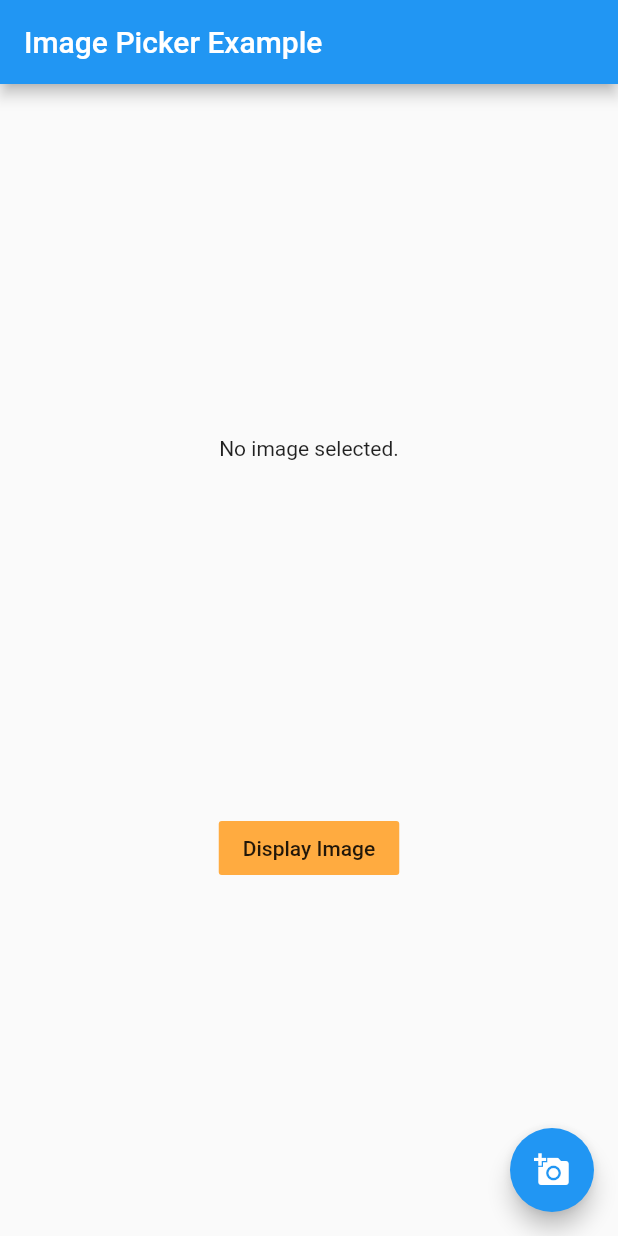
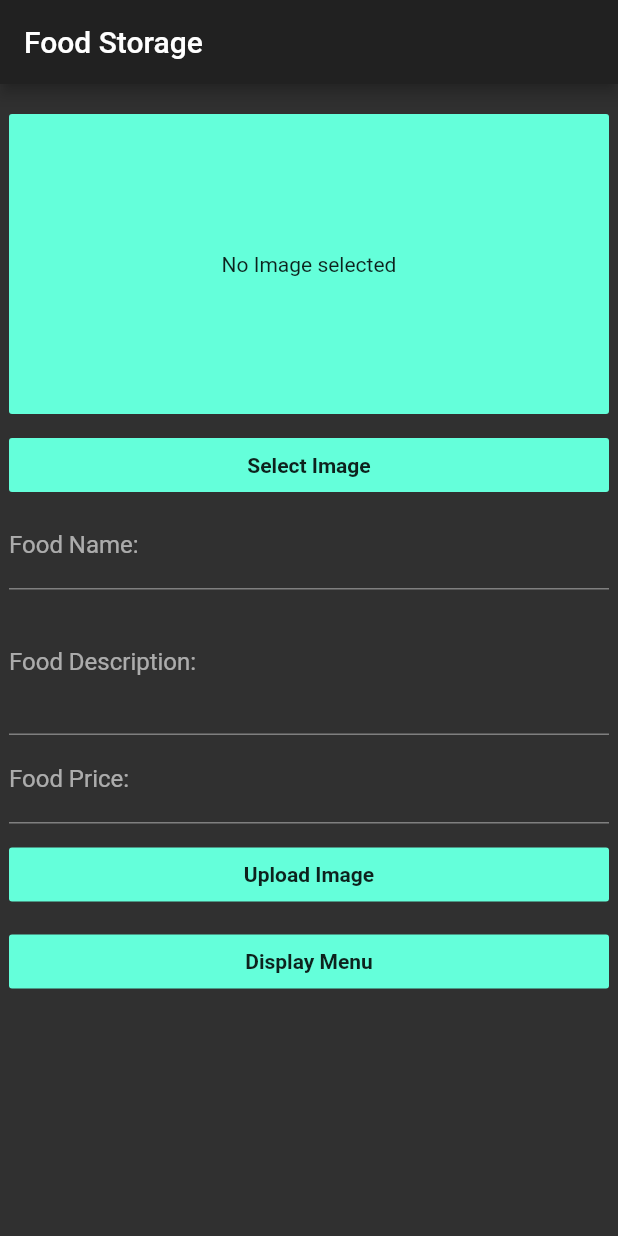
Before and after one commit to Julian-Hofmeister/flutter_picture_stream_test, a Flutter app: the screen it shows after launch, on a phone screen of 412 x 824 dp. Run offline on Flutter 3.47's test engine with Material 2 defaults, Android fonts, the phone set to English and light mode, and no system bars; our stand-ins replace cloud_firestore, firebase_core, firebase_storage, image_picker; missing offline and left inert: network_to_file_image; accounts and stored records are empty.

Commit message:
Ready to Implement Update 20.12.20

```diff
--- /dev/null
+++ b/lib/classes/food_class.dart
@@ -0,0 +1,15 @@
+class Food {
+  Food({
+    this.name,
+    this.description,
+    this.price,
+    this.image,
+    this.id,
+  });
+
+  String name;
+  String description;
+  String price;
+  String image;
+  String id;
+}
--- a/lib/main.dart
+++ b/lib/main.dart
@@ -1,9 +1,15 @@
+import 'dart:io';
+
 import 'package:firebase_core/firebase_core.dart';
 import 'package:flutter/material.dart';
-import 'package:flutter_picture_stream_test/pick_image_example.dart';
+import 'package:flutter_picture_stream_test/screens/upload_screen.dart';
+import 'package:path_provider/path_provider.dart';
+
+Directory _appDocsDir;
 
 Future<void> main() async {
   WidgetsFlutterBinding.ensureInitialized();
+  _appDocsDir = await getApplicationDocumentsDirectory();
   await Firebase.initializeApp();
   runApp(MyApp());
 }
@@ -12,7 +18,8 @@ class MyApp extends StatelessWidget {
   @override
   Widget build(BuildContext context) {
     return MaterialApp(
-      home: MyHomePage(),
+      theme: ThemeData.dark().copyWith(accentColor: Colors.tealAccent),
+      home: UploadScreen(),
     );
   }
 }
--- a/lib/pick_image_example.dart
+++ /dev/null
@@ -1,97 +0,0 @@
-import 'dart:io';
-
-import 'package:flutter/material.dart';
-import 'package:flutter_picture_stream_test/cloud_storage_service.dart';
-import 'package:flutter_picture_stream_test/display_image_screen.dart';
-import 'package:image_picker/image_picker.dart';
-
-class MyHomePage extends StatefulWidget {
-  @override
-  _MyHomePageState createState() => _MyHomePageState();
-}
-
-class _MyHomePageState extends State<MyHomePage> {
-  String name;
-  File _image;
-  final picker = ImagePicker();
-  // final ImageSelector _imageSelector = ImageSelector();
-  final CloudStorageService _cloudStorageService = CloudStorageService();
-
-  Future getImage() async {
-    final pickedFile = await picker.getImage(source: ImageSource.gallery);
-
-    setState(() {
-      if (pickedFile != null) {
-        _image = File(pickedFile.path);
-      } else {
-        print('No image selected.');
-      }
-    });
-  }
-
-  @override
-  Widget build(BuildContext context) {
-    return Scaffold(
-      appBar: AppBar(
-        title: Text('Image Picker Example'),
-      ),
-      body: Center(
-        child: _image == null
-            ? Column(
-                mainAxisAlignment: MainAxisAlignment.spaceEvenly,
-                children: [
-                  Text('No image selected.'),
-                  FlatButton(
-                    color: Colors.orangeAccent,
-                    onPressed: () {
-                      Navigator.push(
-                          context,
-                          MaterialPageRoute(
-                              builder: (context) => ImageGalleryScreen()));
-                    },
-                    child: Text("Display Image"),
-                  )
-                ],
-              )
-            : Column(
-                mainAxisAlignment: MainAxisAlignment.spaceEvenly,
-                children: [
-                  Container(
-                    height: 300,
-                    width: 300,
-                    child: Image.file(_image),
-                  ),
-                  TextField(
-                    onChanged: (value) {
-                      name = value;
-                    },
-                  ),
-                  FlatButton(
-                    color: Colors.orangeAccent,
-                    onPressed: () {
-                      _cloudStorageService.uploadImage(
-                          imageToUpload: _image, title: "picture", name: name);
-                    },
-                    child: Text("Upload Image"),
-                  ),
-                  FlatButton(
-                    color: Colors.orangeAccent,
-                    onPressed: () {
-                      Navigator.push(
-                          context,
-                          MaterialPageRoute(
-                              builder: (context) => ImageGalleryScreen()));
-                    },
-                    child: Text("Display Image"),
-                  )
-                ],
-              ),
-      ),
-      floatingActionButton: FloatingActionButton(
-        onPressed: getImage,
-        tooltip: 'Pick Image',
-        child: Icon(Icons.add_a_photo),
-      ),
-    );
-  }
-}
--- /dev/null
+++ b/lib/screens/upload_screen.dart
@@ -0,0 +1,174 @@
+import 'dart:io';
+
+import 'package:flutter/material.dart';
+import 'package:flutter_picture_stream_test/screens/display_screen.dart';
+import 'package:flutter_picture_stream_test/services/cloud_storage_service.dart';
+import 'package:image_picker/image_picker.dart';
+
+class UploadScreen extends StatefulWidget {
+  @override
+  _UploadScreenState createState() => _UploadScreenState();
+}
+
+class _UploadScreenState extends State<UploadScreen> {
+  String name;
+  String description;
+  String price;
+  File _image;
+  final picker = ImagePicker();
+  // final ImageSelector _imageSelector = ImageSelector();
+  final CloudStorageService _cloudStorageService = CloudStorageService();
+
+  Future getImage() async {
+    final pickedFile = await picker.getImage(source: ImageSource.gallery);
+
+    setState(() {
+      if (pickedFile != null) {
+        _image = File(pickedFile.path);
+      } else {
+        print('No image selected.');
+      }
+    });
+  }
+
+  @override
+  Widget build(BuildContext context) {
+    return Scaffold(
+      appBar: AppBar(
+        title: Text('Food Storage'),
+      ),
+      body: Container(
+        height: MediaQuery.of(context).size.height,
+        child: SingleChildScrollView(
+          child: Center(
+            child: Column(
+              mainAxisAlignment: MainAxisAlignment.spaceEvenly,
+              children: [
+                SizedBox(
+                  height: 20,
+                ),
+                Container(
+                  decoration: BoxDecoration(
+                    color: Colors.tealAccent,
+                    borderRadius: BorderRadius.circular(2),
+                  ),
+                  height: 200,
+                  width: 400,
+                  child: _image != null
+                      ? Image.file(
+                          _image,
+                          fit: BoxFit.cover,
+                        )
+                      : Container(
+                          child: Center(
+                            child: Text(
+                              "No Image selected",
+                              style: TextStyle(color: Colors.black87),
+                            ),
+                          ),
+                        ),
+                ),
+                SizedBox(
+                  height: 10,
+                ),
+                FlatButton(
+                  minWidth: 400,
+                  color: Colors.tealAccent,
+                  onPressed: getImage,
+                  child: Text(
+                    "Select Image",
+                    style: TextStyle(
+                      color: Colors.black87,
+                      fontWeight: FontWeight.bold,
+                    ),
+                  ),
+                ),
+                SizedBox(
+                  width: 400,
+                  child: TextField(
+                    decoration: InputDecoration(labelText: "Food Name:"),
+                    cursorColor: Colors.deepOrangeAccent,
+                    onChanged: (value) {
+                      name = value;
+                    },
+                  ),
+                ),
+                SizedBox(
+                  width: 400,
+                  child: TextField(
+                    maxLines: 3,
+                    decoration: InputDecoration(labelText: "Food Description:"),
+                    cursorColor: Colors.deepOrangeAccent,
+                    onChanged: (value) {
+                      description = value;
+                    },
+                  ),
+                ),
+                SizedBox(
+                  width: 400,
+                  child: TextField(
+                    decoration: InputDecoration(labelText: "Food Price:"),
+                    cursorColor: Colors.deepOrangeAccent,
+                    onChanged: (value) {
+                      price = value;
+                    },
+                  ),
+                ),
+                SizedBox(
+                  height: 10,
+                ),
+                FlatButton(
+                  minWidth: 400,
+                  color: Colors.tealAccent,
+                  onPressed: () {
+                    if (name != null &&
+                        _image != null &&
+                        description != null &&
+                        price != null) {
+                      _cloudStorageService.uploadImage(
+                        imageToUpload: _image,
+                        title: "item",
+                        name: name,
+                        description: description,
+                        price: price,
+                      );
+                    } else {
+                      print("fuck off or input shit man!!!");
+                    }
+                  },
+                  child: Text(
+                    "Upload Image",
+                    style: TextStyle(
+                      color: Colors.black87,
+                      fontWeight: FontWeight.bold,
+                    ),
+                  ),
+                ),
+                SizedBox(
+                  height: 10,
+                ),
+                FlatButton(
+                  minWidth: 400,
+                  color: Colors.tealAccent,
+                  onPressed: () {
+                    Navigator.push(
+                        context,
+                        MaterialPageRoute(
+                            builder: (context) => DisplayScreen()));
+                  },
+                  child: Text(
+                    "Display Menu",
+                    style: TextStyle(
+                      color: Colors.black87,
+                      fontWeight: FontWeight.bold,
+                    ),
+                  ),
+                ),
+              ],
+            ),
+          ),
+        ),
+      ),
+    );
+  }
+}
--- a/lib/cloud_storage_service.dart
+++ b/lib/services/cloud_storage_service.dart
@@ -1,10 +1,9 @@
 import 'dart:io';
-
-// import 'package:firebase_storage/firebase_storage.dart' as firebase_storage;
 import 'package:cloud_firestore/cloud_firestore.dart';
 import 'package:firebase_core/firebase_core.dart';
 import 'package:firebase_storage/firebase_storage.dart';
-import 'package:flutter_picture_stream_test/cloud_storage_result.dart';
+import 'file:///C:/Users/julia/AndroidStudioProjects/Flutter/flutter_picture_stream_test/lib/services/cloud_storage_result.dart';
+import 'package:flutter_picture_stream_test/classes/food_class.dart';
 
 class CloudStorageService {
   final _firestore = FirebaseFirestore.instance;
@@ -19,15 +18,24 @@ class CloudStorageService {
 
   Future<CloudStorageResult> uploadImage({
     File imageToUpload,
+    String imageFileName,
     String title,
-    String imageFileName,
     String name,
+    String description,
+    String price,
   }) async {
     var imageFileName = getImageFileName(title: title);
     await Firebase.initializeApp();
 
-    _firestore.collection("images").add({
+    print(name);
+    print(description);
+    print(price);
+    print(imageFileName);
+
+    _firestore.collection("menu").add({
       "name": name,
+      "description": description,
+      "price": price,
       "image": imageFileName,
     });
 
@@ -49,4 +57,23 @@ class CloudStorageService {
     });
     return null;
   }
+
+  deleteFood(Food food) async {
+    if (food.image != null) {
+      // StorageReference storageReference =
+      //     await FirebaseStorage.instance.getReferenceFromUrl(food.image);
+
+      Reference ref = FirebaseStorage.instance.ref().child(food.image);
+
+      print(ref.name);
+
+      await ref.delete();
+
+      print('image deleted');
+    }
+
+    print("FoodID: ${food.id}");
+    await FirebaseFirestore.instance.collection('menu').doc(food.id).delete();
+    // foodDeleted(food);
+  }
 }
--- a/lib/firebase_storage_service.dart
+++ b/lib/services/firebase_storage_service.dart
@@ -4,6 +4,7 @@ import 'package:flutter/cupertino.dart';
 class FireStorageService extends ChangeNotifier {
   FireStorageService();
   static Future<dynamic> loadImage(BuildContext context, String image) async {
+    print(FirebaseStorage.instance.ref().child(image).getDownloadURL());
     return await FirebaseStorage.instance.ref().child(image).getDownloadURL();
   }
 }
--- a/pubspec.yaml
+++ b/pubspec.yaml
@@ -19,6 +19,10 @@ dependencies:
   image_picker: ^0.6.7+15
   video_player: ^1.0.1
   cloud_firestore: ^0.14.2
+
+  path_provider: ^1.6.24
+  network_to_file_image: ^2.3.6
+
 
 dev_dependencies:
   flutter_test:
```
Also changed, not shown: lib/display_image_screen.dart (deleted, +0 -90 lines), lib/image_pick_screen.dart (deleted, +0 -47 lines), lib/screens/display_screen.dart (added, +188 -0 lines), lib/services/cloud_storage_result.dart (renamed from lib/cloud_storage_result.dart), lib/services/image_selector.dart (renamed from lib/image_selector.dart), pubspec.lock.
